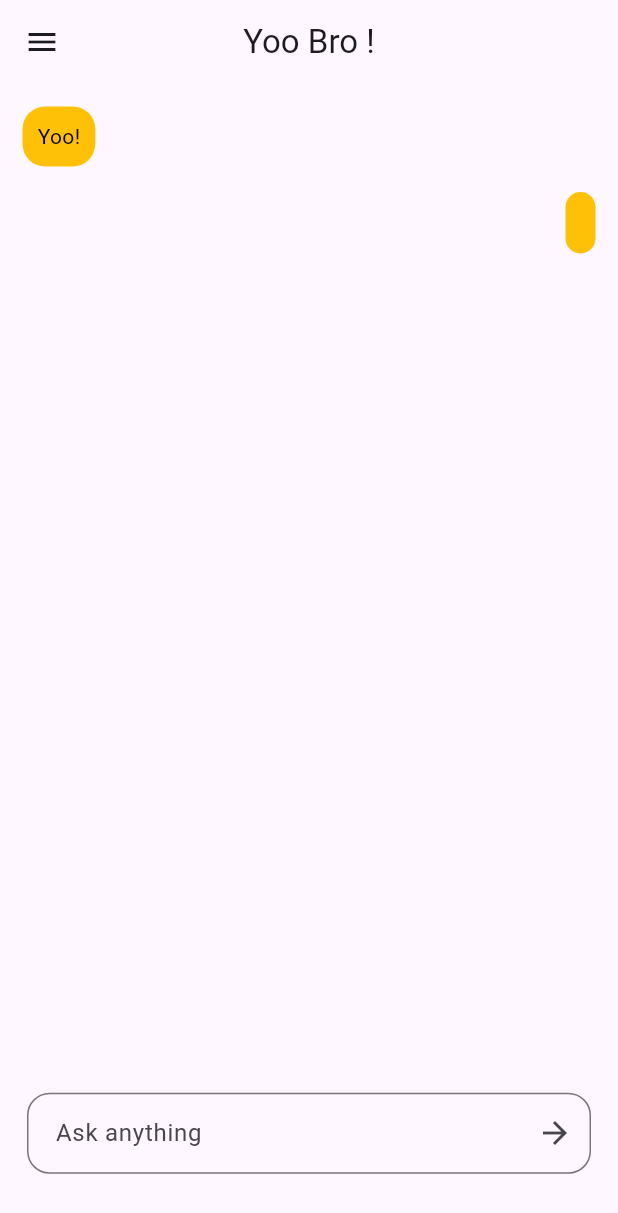
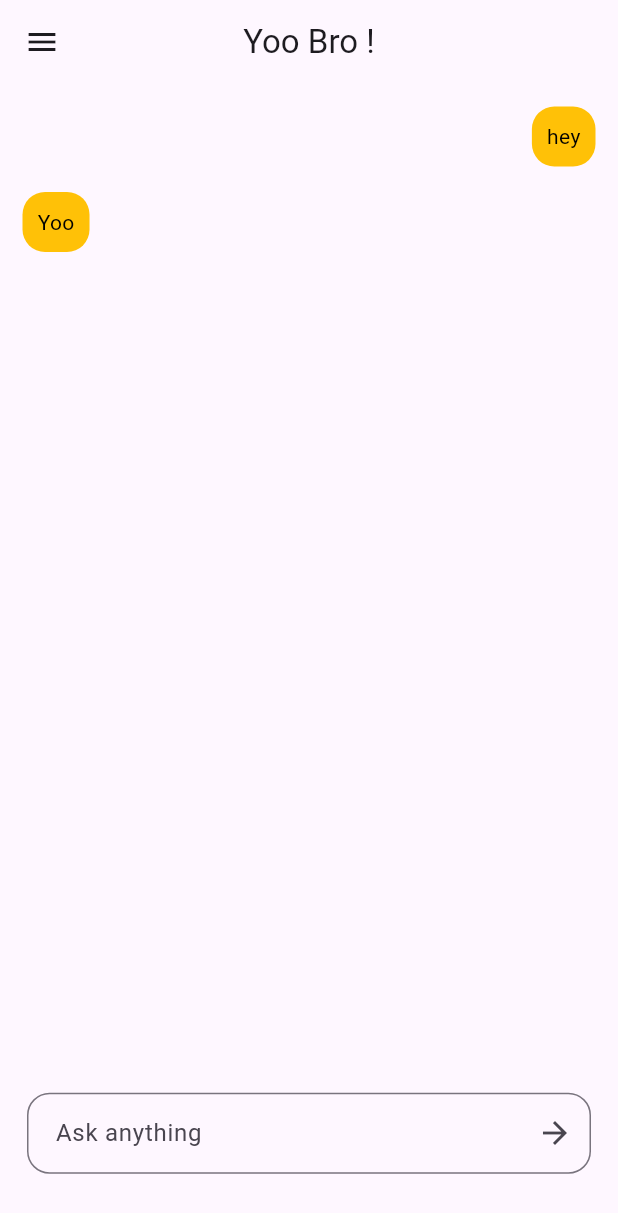
Before and after one commit to mohamedamine-code/AI_ChatBoot_Flutter, a Flutter app: the screen it shows after launch, on a phone screen of 412 x 824 dp. Shown: the top 1213 px of the screen. Run offline on Flutter 3.47's test engine with Material 3 defaults, Android fonts, the light colour scheme and no system bars.

Commit message:
initial commit

```diff
--- a/lib/Pages/HomePage.dart
+++ b/lib/Pages/HomePage.dart
@@ -10,7 +10,12 @@ class Homepage extends StatefulWidget {
 }
 
 class _HomepageState extends State<Homepage> {
-  TextEditingController controller =TextEditingController();
+  TextEditingController controller = TextEditingController();
+  //[[user,reponse]]
+  List converstion=[
+    ['hey','Yoo'],
+  ];
+
   @override
   Widget build(BuildContext context) {
     return Scaffold(
@@ -26,25 +31,20 @@ class _HomepageState extends State<Homepage> {
               flex: 7,
               child: ListView.builder(
                 itemCount: 1,
-                itemBuilder: (context, index) =>Container(
-                  // color: Colors.orange,
+                itemBuilder: (context, index) => Container(
                   child: Column(
-                    // mainAxisSize: MainAxisSize.max,
                     children: [
-                        Textmessage(msg: 'Yoo!',isUser: false,),
-                        SizedBox(height: 7,),
-                        Textmessage(msg: controller.text,isUser: true,),
+                      Textmessage(msg: converstion[index][0], isUser: true),
+                      SizedBox(height: 7),
+                      Textmessage(msg: converstion[index][1], isUser: false),
+
+
                     ],
                   ),
                 ),
               ),
             ),
-            Expanded(
-            flex: 1,
-            child:Userinput(
-              controller: controller,
-            ),
-            ),
+            Expanded(flex: 1, child: Userinput(controller: controller)),
           ],
         ),
       ),
```
